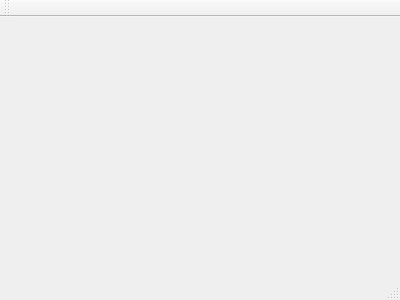
Qt form src/gui-admin/mainwindow.ui (SingingRivulet/Smoothly) before a commit.
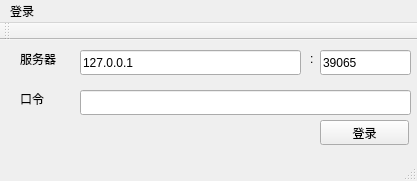
The same form after that commit.

```diff
--- a/src/gui-admin/mainwindow.ui
+++ b/src/gui-admin/mainwindow.ui
@@ -1,24 +1,134 @@
 <ui version="4.0">
  <class>MainWindow</class>
- <widget class="QMainWindow" name="MainWindow" >
-  <property name="geometry" >
+ <widget class="QMainWindow" name="MainWindow">
+  <property name="geometry">
    <rect>
     <x>0</x>
     <y>0</y>
-    <width>400</width>
-    <height>300</height>
+    <width>417</width>
+    <height>181</height>
    </rect>
   </property>
   <property name="windowTitle" >
    <string>MainWindow</string>
   </property>
-  <widget class="QMenuBar" name="menuBar" />
-  <widget class="QToolBar" name="mainToolBar" />
-  <widget class="QWidget" name="centralWidget" />
-  <widget class="QStatusBar" name="statusBar" />
+  <widget class="QWidget" name="centralWidget">
+   <widget class="QPushButton" name="pushButton_login">
+    <property name="geometry">
+     <rect>
+      <x>320</x>
+      <y>80</y>
+      <width>89</width>
+      <height>25</height>
+     </rect>
+    </property>
+    <property name="text">
+     <string>登录</string>
+    </property>
+   </widget>
+   <widget class="QLineEdit" name="lineEdit_host">
+    <property name="geometry">
+     <rect>
+      <x>80</x>
+      <y>10</y>
+      <width>221</width>
+      <height>25</height>
+     </rect>
+    </property>
+    <property name="text">
+     <string>127.0.0.1</string>
+    </property>
+   </widget>
+   <widget class="QLineEdit" name="lineEdit_port">
+    <property name="geometry">
+     <rect>
+      <x>320</x>
+      <y>10</y>
+      <width>91</width>
+      <height>25</height>
+     </rect>
+    </property>
+    <property name="text">
+     <string>39065</string>
+    </property>
+   </widget>
+   <widget class="QLineEdit" name="lineEdit_key">
+    <property name="geometry">
+     <rect>
+      <x>80</x>
+      <y>50</y>
+      <width>331</width>
+      <height>25</height>
+     </rect>
+    </property>
+   </widget>
+   <widget class="QLabel" name="label">
+    <property name="geometry">
+     <rect>
+      <x>20</x>
+      <y>50</y>
+      <width>41</width>
+      <height>17</height>
+     </rect>
+    </property>
+    <property name="text">
+     <string>口令</string>
+    </property>
+   </widget>
+   <widget class="QLabel" name="label_2">
+    <property name="geometry">
+     <rect>
+      <x>20</x>
+      <y>10</y>
+      <width>51</width>
+      <height>17</height>
+     </rect>
+    </property>
+    <property name="text">
+     <string>服务器</string>
+    </property>
+   </widget>
+   <widget class="QLabel" name="label_3">
+    <property name="geometry">
+     <rect>
+      <x>310</x>
+      <y>10</y>
+      <width>16</width>
+      <height>17</height>
+     </rect>
+    </property>
+    <property name="text">
+     <string>:</string>
+    </property>
+   </widget>
+  </widget>
+  <widget class="QMenuBar" name="menuBar">
+   <property name="geometry">
+    <rect>
+     <x>0</x>
+     <y>0</y>
+     <width>417</width>
+     <height>28</height>
+    </rect>
+   </property>
+   <widget class="QMenu" name="menu">
+    <property name="title">
+     <string>登录</string>
+    </property>
+   </widget>
+   <addaction name="menu"/>
+  </widget>
+  <widget class="QToolBar" name="mainToolBar">
+   <attribute name="toolBarArea">
+    <enum>TopToolBarArea</enum>
+   </attribute>
+   <attribute name="toolBarBreak">
+    <bool>false</bool>
+   </attribute>
+  </widget>
+  <widget class="QStatusBar" name="statusBar"/>
  </widget>
- <layoutDefault spacing="6" margin="11" />
- <pixmapfunction></pixmapfunction>
+ <layoutdefault spacing="6" margin="11"/>
  <resources/>
  <connections/>
 </ui>
```
Left out of the diff: 3 changed lines with no effect on the pictures.
